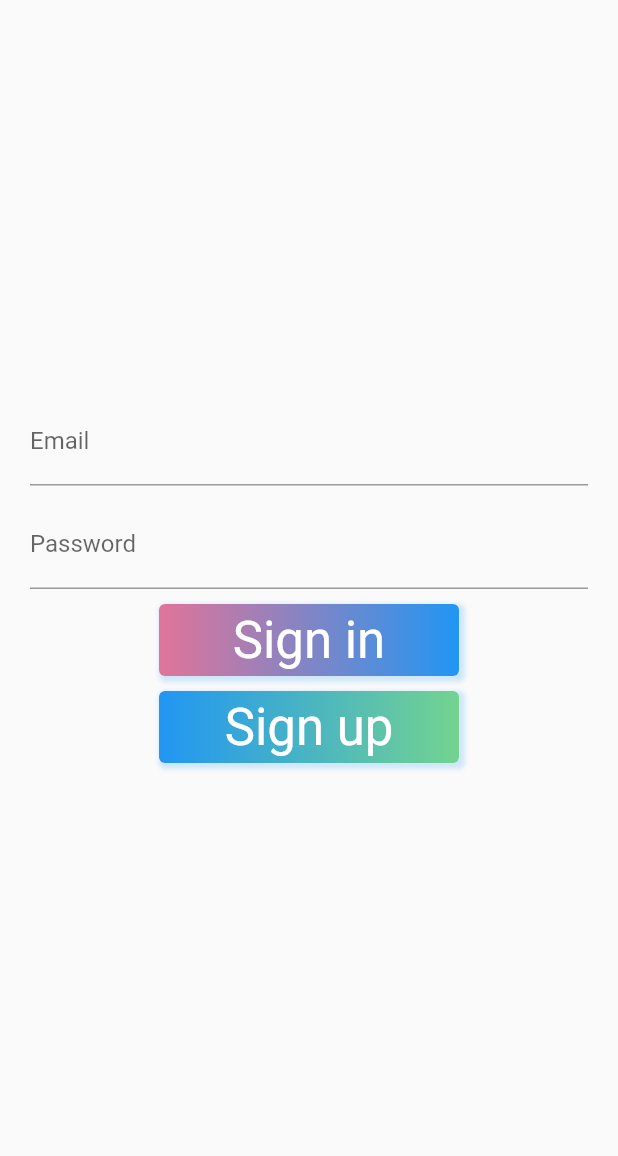
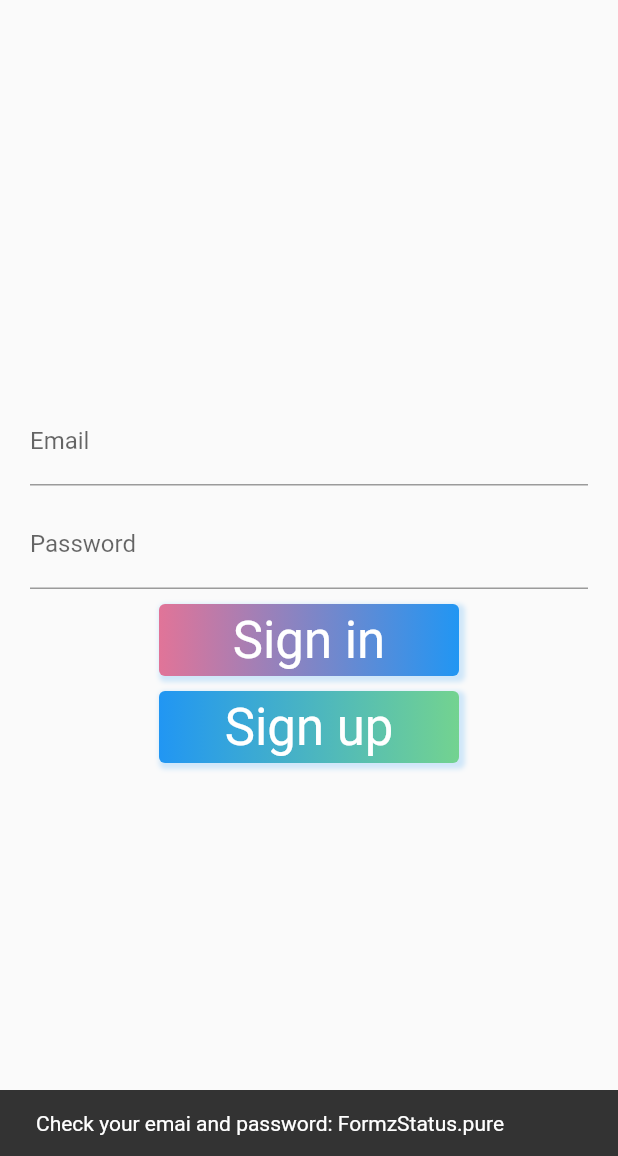
Before and after one commit to pradthana7/friend-zone-flutter-app, a Flutter app: the screen it shows after launch, after a tap on "Sign in", on a phone screen of 412 x 824 dp, the part 80-1236 px from its top. Run offline on Flutter 3.47's test engine with Material 2 defaults, Android fonts, the phone set to English and light mode, and no system bars; our stand-ins replace bloc, cloud_firestore, equatable, firebase_auth, firebase_core, firebase_database and 7 more; accounts and stored records are empty.

Commit message:
30perfect

```diff
--- a/dating_app/lib/cubits/login/login_cubit.dart
+++ b/dating_app/lib/cubits/login/login_cubit.dart
@@ -1,8 +1,10 @@
-import 'dart:ffi';
+// import 'dart:ffi';
 
 import 'package:bloc/bloc.dart';
 import 'package:equatable/equatable.dart';
 import 'package:firebase_auth/firebase_auth.dart' as auth;
+import 'package:form_inputs/form_inputs.dart';
+import 'package:formz/formz.dart';
 
 import '/repositories/repositories.dart';
 
@@ -16,22 +18,36 @@ class LoginCubit extends Cubit<LoginState> {
         super(LoginState.initial());
 
   void emailChanged(String value) {
-    emit(state.copyWith(email: value, status: LoginStatus.initial));
+    final email = Email.dirty(value);
+    emit(
+      state.copyWith(
+        email: email,
+        status: Formz.validate([email, state.password]),
+      ),
+    );
   }
 
   void passwordChanged(String value) {
-    emit(state.copyWith(password: value, status: LoginStatus.initial));
+    final password = Password.dirty(value);
+    emit(
+      state.copyWith(
+        password: password,
+        status: Formz.validate([state.email, password]),
+      ),
+    );
   }
 
   Future<void> logInWithCredentials() async {
-    if (state.status == LoginStatus.submitting) return;
-    emit(state.copyWith(status: LoginStatus.submitting));
+    if (!state.status.isValidated) return;
+    emit(state.copyWith(status: FormzStatus.submissionInProgress));
     try {
       await _authRepository.logInWithEmailAndPassword(
-        email: state.email,
-        password: state.password,
+        email: state.email.value,
+        password: state.password.value,
       );
-      emit(state.copyWith(status: LoginStatus.success));
-    } catch (_) {}
+      emit(state.copyWith(status: FormzStatus.submissionSuccess));
+    } catch (_) {
+      emit(state.copyWith(status: FormzStatus.submissionFailure));
+    }
   }
 }
--- a/dating_app/lib/cubits/login/login_state.dart
+++ b/dating_app/lib/cubits/login/login_state.dart
@@ -1,43 +1,36 @@
 part of 'login_cubit.dart';
-
-
 
 enum LoginStatus { initial, submitting, success, error }
 
 class LoginState extends Equatable {
-  final String email;
-  final String password;
-  final LoginStatus status;
+  final Email email;
+  final Password password;
+  final FormzStatus status;
   final auth.User? user;
 
-  bool get isFormValid => email.isNotEmpty && password.isNotEmpty;
-
   const LoginState({
-    required this.email,
-    required this.password,
-    required this.status,
+    this.email = const Email.pure(),
+    this.password = const Password.pure(),
+    this.status = FormzStatus.pure,
     this.user,
   });
 
   factory LoginState.initial() {
-    return LoginState(
-      email: '',
-      password: '',
-      status: LoginStatus.initial,
+    return const LoginState(
+      email: Email.pure(),
+      password: Password.pure(),
+      status: FormzStatus.pure,
       user: null,
     );
   }
 
   @override
-  bool get stringify => true;
-
-  @override
   List<Object?> get props => [email, password, status, user];
 
   LoginState copyWith({
-    String? email,
-    String? password,
-    LoginStatus? status,
+    Email? email,
+    Password? password,
+    FormzStatus? status,
     auth.User? user,
   }) {
     return LoginState(
--- a/dating_app/lib/cubits/signup/signup_cubit.dart
+++ b/dating_app/lib/cubits/signup/signup_cubit.dart
@@ -2,6 +2,8 @@ import 'package:bloc/bloc.dart';
 import 'package:equatable/equatable.dart';
 import 'package:dating_app/repositories/auth/auth_repository.dart';
 import 'package:firebase_auth/firebase_auth.dart' as auth;
+import 'package:form_inputs/form_inputs.dart';
+import 'package:formz/formz.dart';
 
 part 'signup_state.dart';
 
@@ -13,22 +15,37 @@ class SignupCubit extends Cubit<SignupState> {
         super(SignupState.initial());
 
   void emailChanged(String value) {
-    emit(state.copyWith(email: value, status: SignupStatus.initial));
+    final email = Email.dirty(value);
+    emit(
+      state.copyWith(
+        email: email,
+        status: Formz.validate([email, state.password]),
+      ),
+    );
   }
 
   void passwordChanged(String value) {
-    emit(state.copyWith(password: value, status: SignupStatus.initial));
+    final password = Password.dirty(value);
+    emit(
+      state.copyWith(
+        password: password,
+        status: Formz.validate([state.email, password]),
+      ),
+    );
   }
 
   Future<void> signUpWithCredentials() async {
-    if (!state.isFormValid || state.status == SignupStatus.submitting) return;
-    emit(state.copyWith(status: SignupStatus.submitting));
+    if (!state.status.isValidated) return;
+
+    emit(state.copyWith(status: FormzStatus.submissionInProgress));
     try {
       var user = await _authRepository.signUp(
-        email: state.email,
-        password: state.password,
+        email: state.email.value,
+        password: state.password.value,
       );
-      emit(state.copyWith(status: SignupStatus.success, user: user));
-    } catch (_) {}
+      emit(state.copyWith(status: FormzStatus.submissionSuccess, user: user));
+    } catch (_) {
+      emit(state.copyWith(status: FormzStatus.submissionFailure));
+    }
   }
 }
--- a/dating_app/lib/cubits/signup/signup_state.dart
+++ b/dating_app/lib/cubits/signup/signup_state.dart
@@ -3,39 +3,36 @@ part of 'signup_cubit.dart';
 enum SignupStatus { initial, submitting, success, error }
 
 class SignupState extends Equatable {
-  final String email;
-  final String password;
-  final SignupStatus status;
+  final Email email;
+  final Password password;
+  final FormzStatus status;
   final auth.User? user;
 
-  bool get isFormValid => email.isNotEmpty && password.isNotEmpty;
-
   const SignupState({
-    required this.email,
-    required this.password,
-    required this.status,
+    this.email = const Email.pure(),
+    this.password = const Password.pure(),
+    this.status = FormzStatus.pure,
     this.user,
   });
 
   factory SignupState.initial() {
-    return SignupState(
-      email: '',
-      password: '',
-      status: SignupStatus.initial,
+    return const SignupState(
+      email:  Email.pure(),
+      password:  Password.pure(),
+      status: FormzStatus.pure,
       user: null,
     );
   }
 
-  @override
-  bool get stringify => true;
+
 
   @override
   List<Object?> get props => [email, password, status, user];
 
   SignupState copyWith({
-    String? email,
-    String? password,
-    SignupStatus? status,
+    Email? email,
+    Password? password,
+    FormzStatus? status,
     auth.User? user,
   }) {
     return SignupState(
--- a/dating_app/lib/screen/login/login_screen.dart
+++ b/dating_app/lib/screen/login/login_screen.dart
@@ -2,11 +2,11 @@ import 'package:dating_app/blocs/auth/auth_bloc.dart';
 import 'package:dating_app/cubits/login/login_cubit.dart';
 import 'package:dating_app/screen/home/home_screen.dart';
 import 'package:dating_app/screen/onboarding/onboarding_screen.dart';
-import 'package:dating_app/widgets/custom_appbar.dart';
+import 'package:formz/formz.dart';
+
 import 'package:dating_app/widgets/widgets.dart';
 import 'package:flutter/material.dart';
 import 'package:flutter_bloc/flutter_bloc.dart';
-import 'package:bloc/bloc.dart';
 
 class LoginScreen extends StatelessWidget {
   static const String routeName = '/login';
@@ -17,7 +17,7 @@ class LoginScreen extends StatelessWidget {
       builder: (context) {
         return BlocProvider.of<AuthBloc>(context).state.status ==
                 AuthStatus.authenticated
-            ?  HomeScreen()
+            ? HomeScreen()
             : LoginScreen();
       },
     );
@@ -35,18 +35,11 @@ class LoginScreen extends StatelessWidget {
         child: Column(
           mainAxisAlignment: MainAxisAlignment.center,
           children: [
-            EmailInput(),
+            _EmailInput(),
             const SizedBox(height: 10),
-            PasswordInput(),
+            _PasswordInput(),
             const SizedBox(height: 10),
-            CustomElevatedButton(
-                text: 'Sign in',
-                beginColor: const Color.fromARGB(255, 225, 116, 152),
-                endColor: Theme.of(context).primaryColor,
-                textColor: Colors.white,
-                onPressed: () {
-                  context.read<LoginCubit>().logInWithCredentials();
-                }),
+            _LoginButton(),
             const SizedBox(height: 10),
             CustomElevatedButton(
               text: 'Sign up',
@@ -65,34 +58,67 @@ class LoginScreen extends StatelessWidget {
   }
 }
 
-class EmailInput extends StatelessWidget {
+class _LoginButton extends StatelessWidget {
+  const _LoginButton({Key? key}) : super(key: key);
+
+  @override
+  Widget build(BuildContext context) {
+    return BlocBuilder<LoginCubit, LoginState>(buildWhen: ((previous, current) {
+      return previous.status != current.status;
+    }), builder: (context, state) {
+      return state.status == FormzStatus.submissionInProgress
+          ? CircularProgressIndicator()
+          : CustomElevatedButton(
+              text: 'Sign in',
+              beginColor: const Color.fromARGB(255, 225, 116, 152),
+              endColor: Theme.of(context).primaryColor,
+              textColor: Colors.white,
+              onPressed: () {
+                state.status == FormzStatus.valid
+                    ? context.read<LoginCubit>().logInWithCredentials()
+                    : ScaffoldMessenger.of(context).showSnackBar(SnackBar(
+                        content: Text(
+                            'Check your emai and password: ${state.status}')));
+              });
+    });
+  }
+}
+
+class _EmailInput extends StatelessWidget {
   @override
   Widget build(BuildContext context) {
     return BlocBuilder<LoginCubit, LoginState>(
         buildWhen: ((previous, current) => previous.email != current.email),
-        builder: (context, State) {
+        builder: (context, state) {
           return TextField(
             onChanged: (email) {
               context.read<LoginCubit>().emailChanged(email);
             },
-            decoration: const InputDecoration(labelText: 'Email'),
+            keyboardType: TextInputType.emailAddress,
+            decoration: InputDecoration(
+                labelText: 'Email',
+                errorText: state.email.invalid ? 'The email is invalid' : null),
           );
         });
   }
 }
 
-class PasswordInput extends StatelessWidget {
+class _PasswordInput extends StatelessWidget {
   @override
   Widget build(BuildContext context) {
     return BlocBuilder<LoginCubit, LoginState>(
         buildWhen: ((previous, current) =>
             previous.password != current.password),
-        builder: (context, State) {
+        builder: (context, state) {
           return TextField(
             onChanged: (password) {
               context.read<LoginCubit>().passwordChanged(password);
             },
-            decoration: const InputDecoration(labelText: 'Password'),
+            decoration: InputDecoration(
+                labelText: 'Password',
+                errorText: state.password.invalid
+                    ? 'The password must contain at least 8 characters'
+                    : null),
             obscureText: true,
           );
         });
--- a/dating_app/lib/screen/onboarding/onboarding_screens/email_screen.dart
+++ b/dating_app/lib/screen/onboarding/onboarding_screens/email_screen.dart
@@ -1,16 +1,12 @@
-import 'package:dating_app/blocs/onboarding/onboarding_bloc.dart';
-import 'package:dating_app/cubits/signup/signup_cubit.dart';
-import 'package:dating_app/screen/onboarding/onboarding_screen.dart';
+import 'package:flutter/material.dart';
+import 'package:flutter_bloc/flutter_bloc.dart';
+import 'package:formz/formz.dart';
 
-import 'package:dating_app/screen/onboarding/widgets/custom_text_field.dart';
-import 'package:dating_app/screen/onboarding/widgets/custom_text_header.dart';
-import 'package:step_progress_indicator/step_progress_indicator.dart';
-import 'package:flutter_bloc/flutter_bloc.dart';
-
-import 'package:flutter/material.dart';
-
-import '../../../models/models.dart';
-import '../widgets/custom_button.dart';
+import '/blocs/blocs.dart';
+import '/cubits/cubits.dart';
+import '/models/models.dart';
+import '/screen/onboarding/widgets/widgets.dart';
+import '../onboarding_screen.dart';
 
 class Email extends StatelessWidget {
   const Email({
@@ -24,67 +20,58 @@ class Email extends StatelessWidget {
   Widget build(BuildContext context) {
     return OnboardingScreenLayout(
       currentStep: 2,
-      onPressed:    () async {
+      children: [
+        CustomTextHeader(text: 'What\'s Your Email?'),
+        BlocBuilder<SignupCubit, SignupState>(
+          buildWhen: (previous, current) => previous.email != current.email,
+          builder: (context, state) {
+            return CustomTextField(
+              hint: 'ENTER YOUR EMAIL',
+              errorText: state.email.invalid ? 'The email is invalid.' : null,
+              onChanged: (value) {
+                context.read<SignupCubit>().emailChanged(value);
+              },
+            );
+          },
+        ),
+        SizedBox(height: 50),
+        CustomTextHeader(text: 'Choose a Password'),
+        BlocBuilder<SignupCubit, SignupState>(
+          buildWhen: (previous, current) =>
+              previous.password != current.password,
+          builder: (context, state) {
+            return CustomTextField(
+              hint: 'ENTER YOUR PASSWORD',
+              errorText: state.password.invalid
+                  ? 'The password must contain at least 8 characters.'
+                  : null,
+              onChanged: (value) {
+                context.read<SignupCubit>().passwordChanged(value);
+              },
+            );
+          },
+        ),
+      ],
+      onPressed: () async {
+        if (BlocProvider.of<SignupCubit>(context).state.status ==
+            FormzStatus.valid) {
           await context.read<SignupCubit>().signUpWithCredentials();
           context.read<OnboardingBloc>().add(
                 ContinueOnboarding(
                   isSignup: true,
-                            user:
-                                User.empty.copyWith(
+                  user: User.empty.copyWith(
                     id: context.read<SignupCubit>().state.user!.uid,
                   ),
                 ),
               );
+        } else {
+          ScaffoldMessenger.of(context).showSnackBar(
+            SnackBar(
+              content: Text('Check your email and password'),
+            ),
+          );
+        }
       },
-      children: [
-        CustomTextHeader(text: 'What\'s Your Email Address?'),
-              CustomTextField(
-                hint: 'ENTER YOUR EMAIL',
-                onChanged: (value) {
-                  context.read<SignupCubit>().emailChanged(value);
-                },
-              ),
-              SizedBox(height: 100),
-              CustomTextHeader(text: 'Set Your Password'),
-              CustomTextField(
-                hint: 'Password should be at least 6 characters',
-                onChanged: (value) {
-                  context.read<SignupCubit>().passwordChanged(value);
-                },
-              ),
-      ],
     );
-    //  Padding(
-    //   padding: const EdgeInsets.symmetric(horizontal: 30.0, vertical: 50),
-    //   child: Column(
-    //     mainAxisAlignment: MainAxisAlignment.spaceBetween,
-    //     children: [
-    //       Column(
-    //         children: [
-
-    //         ],
-    //       ),
-    //       Align(
-    //         alignment: Alignment.bottomCenter,
-    //         child: Column(
-    //           children: [
-    //             StepProgressIndicator(
-    //               totalSteps: 6,
-    //               currentStep: 1,
-    //               selectedColor: Theme.of(context).primaryColor,
-    //               unselectedColor: Theme.of(context).disabledColor,
-    //             ),
-    //             SizedBox(height: 10),
-    //             CustomButton(
-    //               text: 'NEXT',
-    //               onPressed:
-
-    //             ),
-    //           ],
-    //         ),
-    //       ),
-    //     ],
-    //   ),
-    // );
   }
 }
--- a/dating_app/lib/screen/onboarding/widgets/custom_text_field.dart
+++ b/dating_app/lib/screen/onboarding/widgets/custom_text_field.dart
@@ -48,6 +48,7 @@ class CustomTextField extends StatelessWidget {
   final Function(String)? onChanged;
   final Function(bool)? onFocusChanged;
   final EdgeInsets padding;
+  final String? errorText;
 
   CustomTextField({
     Key? key,
@@ -56,6 +57,7 @@ class CustomTextField extends StatelessWidget {
     this.onChanged,
     this.onFocusChanged,
     this.padding = const EdgeInsets.symmetric(horizontal: 20.0),
+    this.errorText,
   }) : super(key: key);
 
   @override
@@ -69,6 +71,7 @@ class CustomTextField extends StatelessWidget {
             filled: true,
             fillColor: Colors.white,
             hintText: hint,
+            errorText: errorText,
             contentPadding: const EdgeInsets.only(bottom: 5.0, top: 12.5),
             focusedBorder: OutlineInputBorder(
               borderSide: BorderSide(color: Colors.white),
--- /dev/null
+++ b/dating_app/packages/form_inputs/lib/form_inputs.dart
@@ -0,0 +1,2 @@
+export 'src/email.dart';
+export 'src/password.dart';
--- /dev/null
+++ b/dating_app/packages/form_inputs/lib/src/password.dart
@@ -0,0 +1,20 @@
+import 'package:formz/formz.dart';
+
+enum PasswordValidationError { invalid }
+
+class Password extends FormzInput<String, PasswordValidationError> {
+  const Password.pure() : super.pure('');
+
+  const Password.dirty([String value = '']) : super.dirty(value);
+
+  static final RegExp _passwordRegExp = RegExp(
+    r'^(?=.*[A-Za-z])(?=.*\d)[A-Za-z\d]{8,}$',
+  );
+
+  @override
+  PasswordValidationError? validator(String value) {
+    return _passwordRegExp.hasMatch(value ?? '')
+        ? null
+        : PasswordValidationError.invalid;
+  }
+}
--- a/dating_app/pubspec.yaml
+++ b/dating_app/pubspec.yaml
@@ -36,7 +36,7 @@ dependencies:
   # Use with the CupertinoIcons class for iOS style icons.
   cupertino_icons: ^1.0.2
   flutter_svg: ^0.22.0
-  flutter_bloc: ^8.0.1
+  flutter_bloc: ^8.0.0
   equatable: ^2.0.3
   carousel_slider: ^4.0.0-nullsafety.0
   intl: ^0.17.0
@@ -51,6 +51,9 @@ dependencies:
   firebase_database: ^10.2.3
   rxdart: ^0.27.7
   geolocator: ^9.0.2
+  form_inputs:
+    path: packages/form_inputs
+
 
 dev_dependencies:
   flutter_test:
```
Also changed, not shown: dating_app/packages/form_inputs/lib/src/email.dart (added, +20 -0 lines), dating_app/packages/form_inputs/pubspec.yaml (added, +9 -0 lines), dating_app/packages/form_inputs/lib/pubspec.lock (added), dating_app/packages/form_inputs/pubspec.lock (added), dating_app/pubspec.lock. Lines whose indentation alone changed are shown as unchanged.
